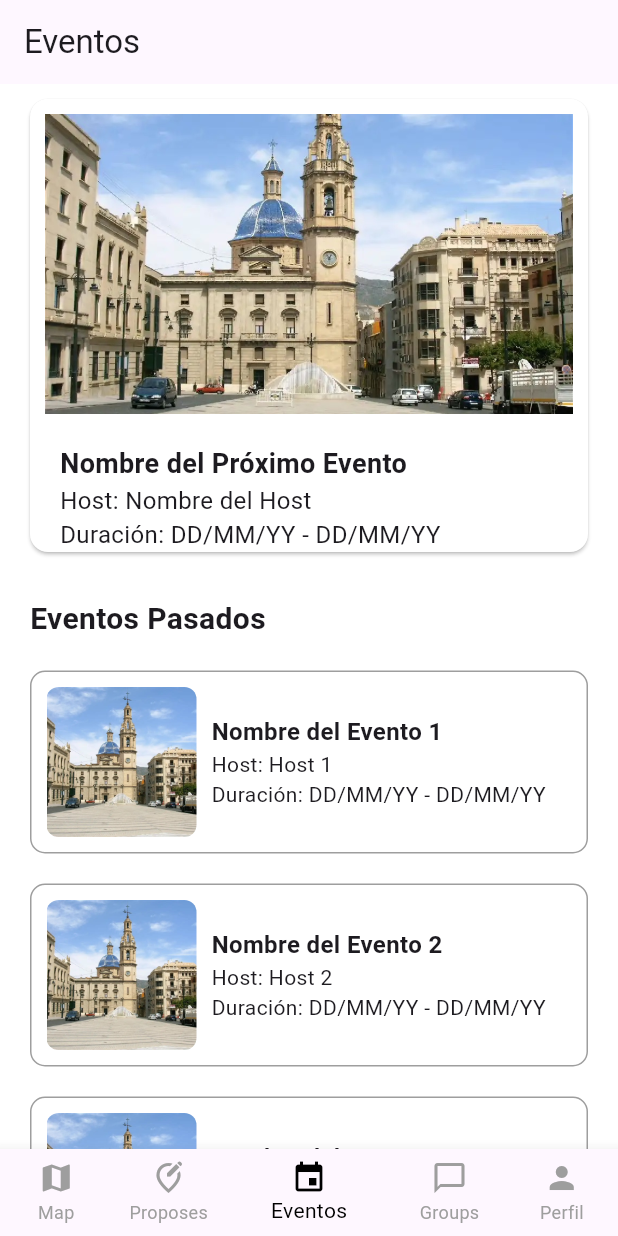
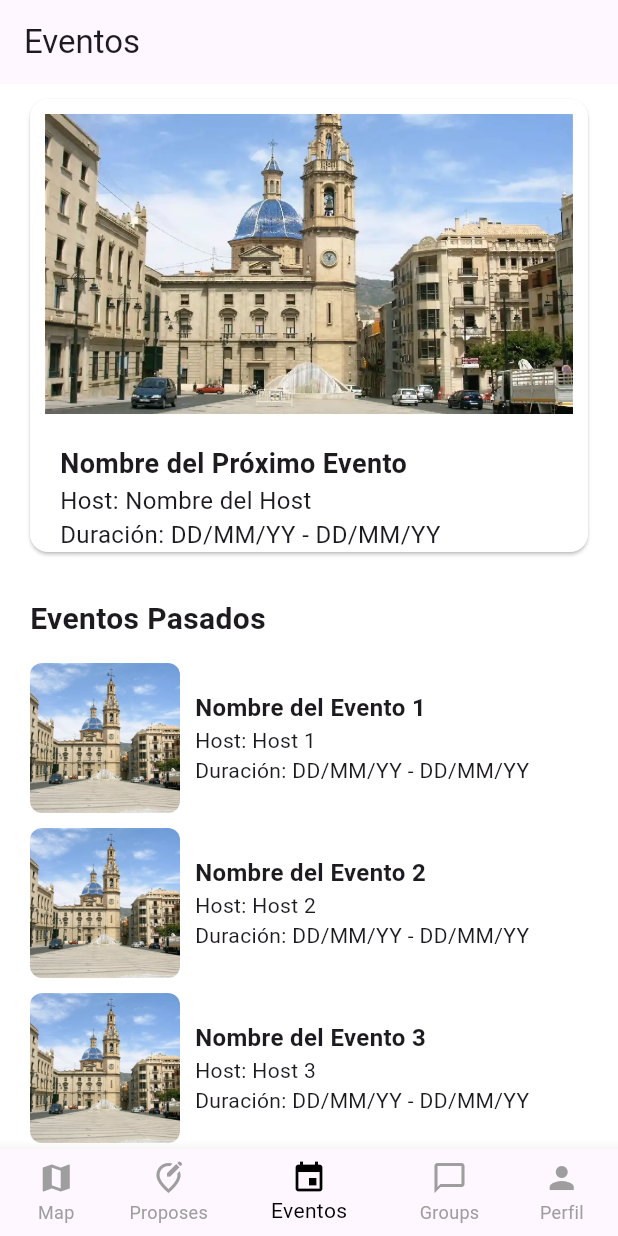
Before and after one commit to the-code-team/PostIn-App, a Flutter app: the screen it shows after launch, item 3 of the bottom bar chosen, on a phone screen of 412 x 824 dp. Run offline on Flutter 3.47's test engine with Material 3 defaults, Android fonts, the phone set to English and light mode, and no system bars; our stand-ins replace flutter_map, latlong2; statements that could not run were skipped.

Commit message:
feat(postin):quitar recuadros en eventos pasados

```diff
--- a/lib/pages/eventsPage.dart
+++ b/lib/pages/eventsPage.dart
@@ -64,7 +64,7 @@ class EventsPage extends StatelessWidget {
                 crossAxisAlignment: CrossAxisAlignment.stretch,
                 children: [
                   Padding(
-                    padding: EdgeInsets.only(top: 20),
+                    padding: EdgeInsets.only(top: 20, bottom: 10),
                     child: Text(
                       'Eventos Pasados',
                       style: TextStyle(
@@ -73,7 +73,6 @@ class EventsPage extends StatelessWidget {
                       ),
                     ),
                   ),
-                  SizedBox(height: 10),
                   buildPastEventItem(
                     'assets/next_event_image.jpg',
                     'Nombre del Evento 1',
@@ -103,16 +102,10 @@ class EventsPage extends StatelessWidget {
 
   Widget buildPastEventItem(
       String image, String name, String host, String duration) {
-    return Container(
-      margin: EdgeInsets.symmetric(vertical: 10),
-      padding: EdgeInsets.all(10),
-      decoration: BoxDecoration(
-        border: Border.all(color: Colors.grey),
-        borderRadius: BorderRadius.circular(10),
-      ),
+    return Padding(
+      padding: EdgeInsets.symmetric(vertical: 5),
       child: Row(
         children: [
-          // Imagen del evento
           ClipRRect(
             borderRadius: BorderRadius.circular(8),
             child: Image.asset(
@@ -123,7 +116,6 @@ class EventsPage extends StatelessWidget {
             ),
           ),
           SizedBox(width: 10),
-          // Información del evento
           Expanded(
             child: Column(
               crossAxisAlignment: CrossAxisAlignment.start,
```
